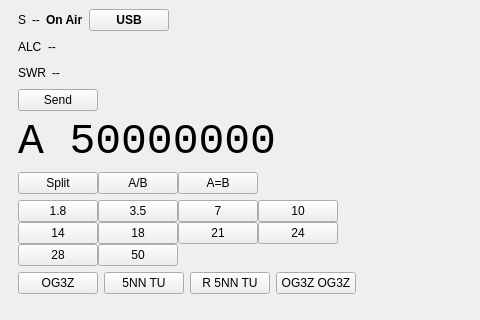
Above: mainwindow.ui from eloranta/HamVibe before the change; both pictures show x 0 to 480 and y 0 to 320 of the 800 by 600 pixel window. Below: the same form after it.
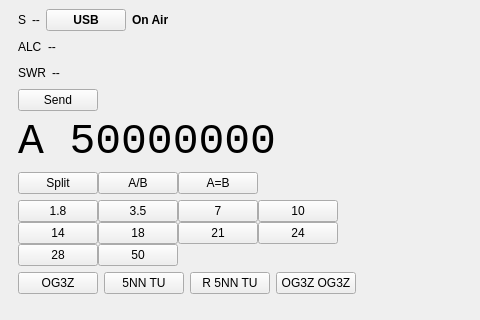
That is the form after the change. Custom widgets are drawn as their Qt base class.

What changed in the file:
```diff
--- a/mainwindow.ui
+++ b/mainwindow.ui
@@ -39,6 +39,18 @@
              </property>
             </widget>
            </item>
+          <item>
+           <widget class="QPushButton" name="modeButton">
+            <property name="font">
+             <font>
+              <bold>true</bold>
+             </font>
+            </property>
+            <property name="text">
+             <string>USB</string>
+            </property>
+           </widget>
+          </item>
           <item>
            <widget class="QLabel" name="onAirLabel">
              <property name="font">
@@ -54,18 +66,6 @@
              </property>
            </widget>
           </item>
-          <item>
-           <widget class="QPushButton" name="modeButton">
-            <property name="font">
-             <font>
-              <bold>true</bold>
-             </font>
-            </property>
-            <property name="text">
-             <string>USB</string>
-            </property>
-           </widget>
-          </item>
           <item>
            <spacer name="meterTopSpacer">
              <property name="orientation">
```
